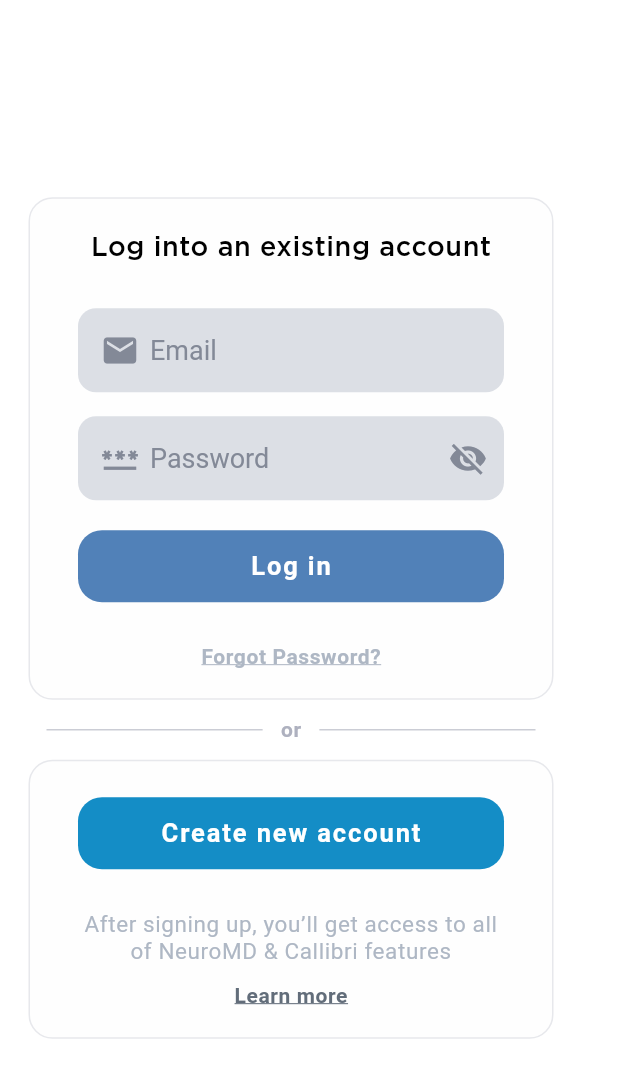
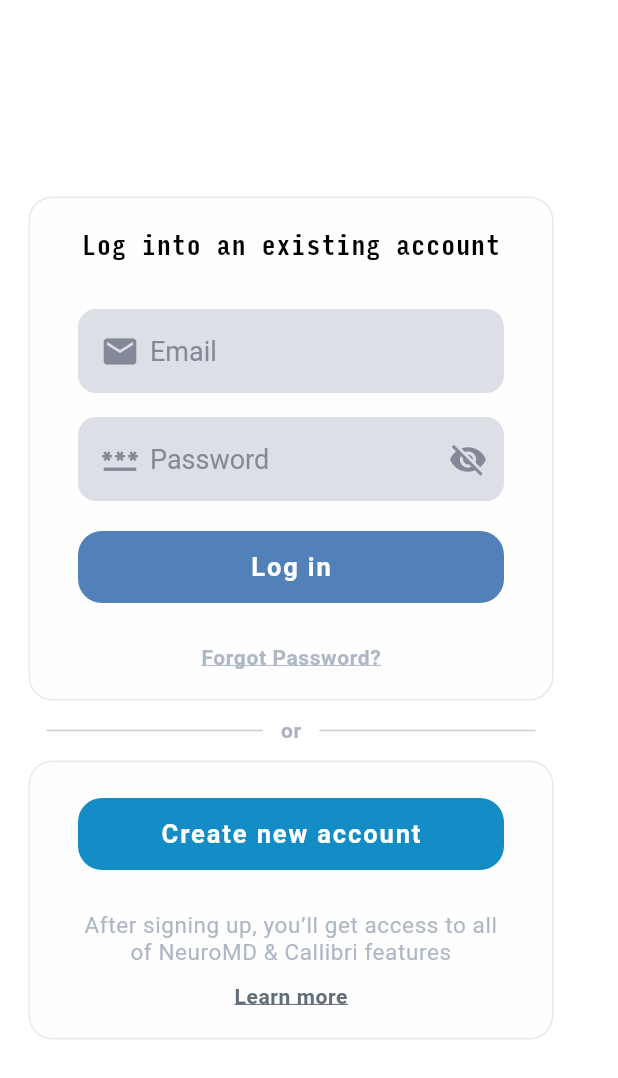
Before and after one commit to RomuloNavas/MuscleTracker_Isolates, a Flutter app: the screen it shows after launch, on a phone screen of 412 x 824 dp. Shown: the top 1078 px of the screen. Run offline on Flutter 3.47's test engine with Material 2 defaults, Android fonts, the phone set to English and light mode, and no system bars; our stand-ins replace carousel_slider, email_validator, flutter_bluetooth_serial, flutter_svg, fluttertoast, geolocator and 10 more; missing offline and left inert: flutter_scale_tap, neuro_sdk_isolate; accounts and stored records are empty.

Commit message:
UI FIX: Sets font that works for both latin and cyrillic alphabet

```diff
--- a/lib/theme.dart
+++ b/lib/theme.dart
@@ -82,35 +82,35 @@ class AppTheme {
 
   static TextTheme appTextTheme = TextTheme(
     headline1: TextStyle(
-        fontFamily: 'gotham',
+        fontFamily: 'inputmono',
         fontSize: 26,
         color: Color(0xff242a2f),
         letterSpacing: 0.3,
         height: 1.1,
         fontWeight: FontWeight.w600),
     headline2: TextStyle(
-        fontFamily: 'gotham',
+        fontFamily: 'inputmono',
         fontSize: 24,
         color: Color(0xff242a2f),
         fontWeight: FontWeight.w600),
     headline3: TextStyle(
-        fontFamily: 'gotham',
+        fontFamily: 'inputmono',
         fontSize: 22,
         color: Color(0xff242a2f),
         fontWeight: FontWeight.w500),
     headline4: TextStyle(
-        fontFamily: 'gotham',
+        fontFamily: 'inputmono',
         fontSize: 20,
         color: Color(0xff242a2f),
         fontWeight: FontWeight.w500),
     headline5: TextStyle(
-        fontFamily: 'gotham',
+        fontFamily: 'inputmono',
         fontSize: 18,
         fontWeight: FontWeight.w500,
         letterSpacing: 0.4,
         color: Colors.black),
     headline6: TextStyle(
-        fontFamily: 'gotham',
+        fontFamily: 'inputmono',
         fontSize: 16,
         fontWeight: FontWeight.w500,
         letterSpacing: 0.4,
@@ -144,35 +144,35 @@ class AppTheme {
 
   static TextTheme appTextThemeDark = TextTheme(
     headline1: TextStyle(
-        fontFamily: 'gotham',
+        fontFamily: 'inputmono',
         fontSize: 26,
         color: Color(0xffeeeeee),
         letterSpacing: 0.3,
         height: 1.1,
         fontWeight: FontWeight.w600),
     headline2: TextStyle(
-        fontFamily: 'gotham',
+        fontFamily: 'inputmono',
         fontSize: 24,
         color: Color(0xffeeeeee),
         fontWeight: FontWeight.w600),
     headline3: TextStyle(
-        fontFamily: 'gotham',
+        fontFamily: 'inputmono',
         fontSize: 22,
         color: Color(0xffcecece),
         fontWeight: FontWeight.w500),
     headline4: TextStyle(
-        fontFamily: 'gotham',
+        fontFamily: 'inputmono',
         fontSize: 20,
         color: Color(0xffcecece),
         fontWeight: FontWeight.w500),
     headline5: TextStyle(
-        fontFamily: 'gotham',
+        fontFamily: 'inputmono',
         fontSize: 18,
         fontWeight: FontWeight.w500,
         letterSpacing: 0.4,
         color: Color(0xffcecece)),
     headline6: TextStyle(
-        fontFamily: 'gotham',
+        fontFamily: 'inputmono',
         fontSize: 16,
         fontWeight: FontWeight.w500,
         letterSpacing: 0.4,
```
